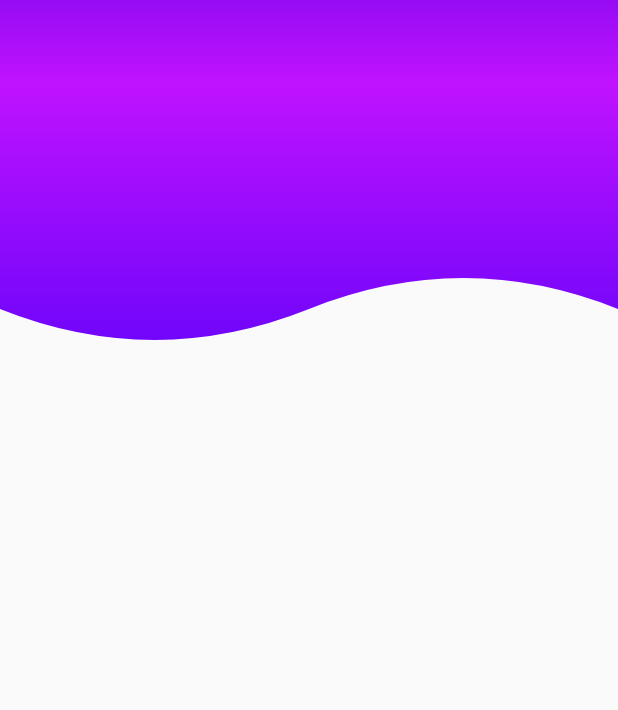
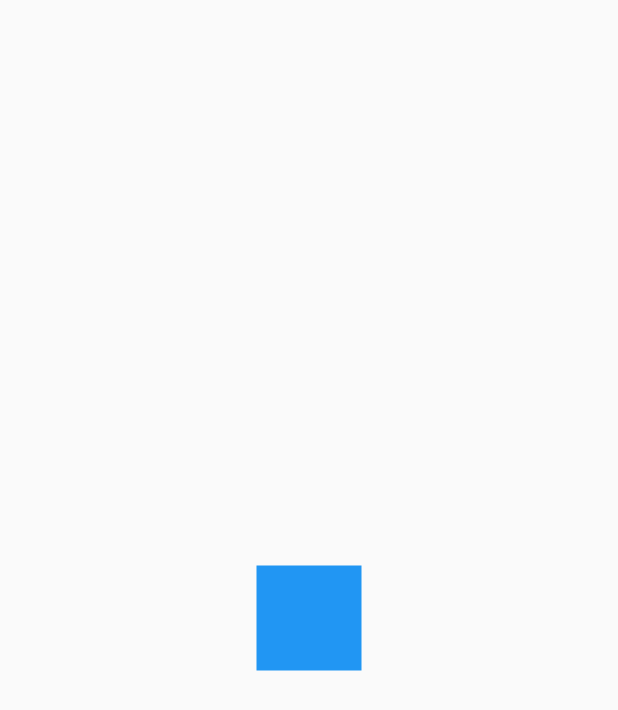
Before and after one commit to OdaFra/Disenhos_profesionales_y_animaciones, a Flutter app: the screen it shows after launch, on a phone screen of 412 x 824 dp. Shown: the top 710 px of the screen. Run offline on Flutter 3.47's test engine with Material 2 defaults, Android fonts, the phone set to English and light mode, and no system bars.

Commit message:
Se agrega page animaciones

```diff
--- /dev/null
+++ b/lib/src/pages/animaciones_page.dart
@@ -0,0 +1,37 @@
+import 'package:flutter/material.dart';
+
+class AnimacionesPage extends StatelessWidget {
+  const AnimacionesPage({Key? key}) : super(key: key);
+
+  @override
+  Widget build(BuildContext context) {
+    return Scaffold(
+      body: Center(
+        child: CuadradoAnimado(),
+      ),
+    );
+  }
+}
+
+class CuadradoAnimado extends StatefulWidget {
+  @override
+  State<CuadradoAnimado> createState() => _CuadradoAnimadoState();
+}
+
+class _CuadradoAnimadoState extends State<CuadradoAnimado> {
+  @override
+  Widget build(BuildContext context) {
+    return _Rectangulo();
+  }
+}
+
+class _Rectangulo extends StatelessWidget {
+  @override
+  Widget build(BuildContext context) {
+    return Container(
+      width: 70,
+      height: 70,
+      decoration: BoxDecoration(color: Colors.blue),
+    );
+  }
+}
--- a/lib/src/pages/header_page.dart
+++ b/lib/src/pages/header_page.dart
@@ -1,11 +1,11 @@
-import 'package:disenos_app/src/widgets/header.dart';
+import 'package:disenos_app/src/pages/animaciones_page.dart';
 import 'package:flutter/material.dart';
 
 class HeardesPage extends StatelessWidget {
-  const HeardesPage({Key key}) : super(key: key);
+  const HeardesPage({Key? key}) : super(key: key);
 
   @override
   Widget build(BuildContext context) {
-    return Scaffold(body: HeaderWaveGradiente());
+    return Scaffold(body: AnimacionesPage());
   }
 }
--- a/pubspec.yaml
+++ b/pubspec.yaml
@@ -19,7 +19,7 @@ version: 1.0.0+1
 
 environment:
   #sdk: ">=2.15.1 <3.0.0"
-  sdk: ">=2.7.0 <3.0.0"
+  sdk: ">=2.12.0 <3.0.0"
 
 # Dependencies specify other packages that your package needs in order to work.
 # To automatically upgrade your package dependencies to the latest versions
```
